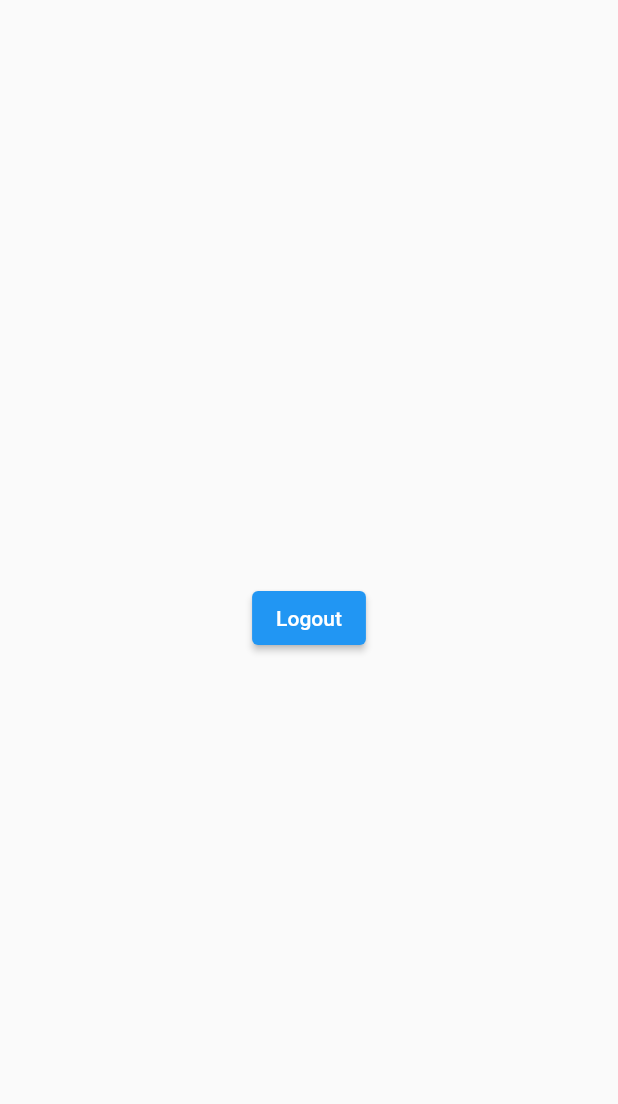
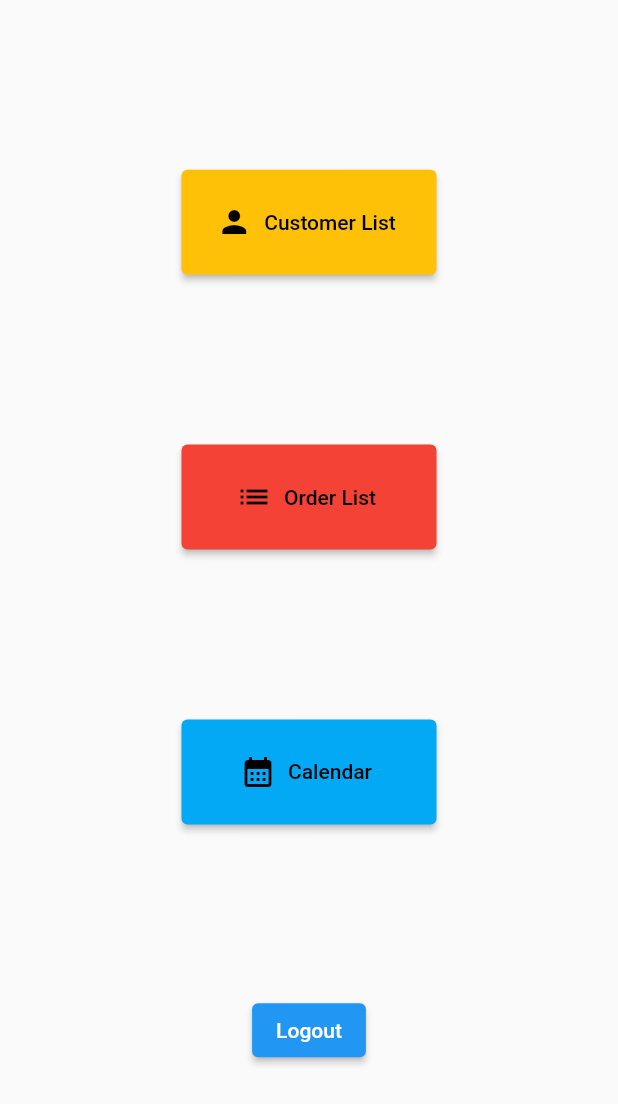
Before and after one commit to melzarjanchico-up/dennis-lechon-crm, a Flutter app: the HomeScreen screen opened directly, on a phone screen of 412 x 824 dp. Shown: the top 1104 px of the screen. Run offline on Flutter 3.47's test engine with Material 2 defaults, Android fonts, the phone set to English and light mode, and no system bars; our stand-ins replace firebase_auth, firebase_core; accounts and stored records are empty.

Commit message:
Update home_screen
added the three buttons

```diff
--- a/dennis_lechon_crm/lib/screens/home_screen.dart
+++ b/dennis_lechon_crm/lib/screens/home_screen.dart
@@ -14,7 +14,40 @@ class _HomeScreenState extends State<HomeScreen> {
   Widget build(BuildContext context) {
     return Scaffold(
       body: Center(
-        child: ElevatedButton(
+        child: Column(
+          mainAxisAlignment: MainAxisAlignment.spaceEvenly,
+          children: [
+            ElevatedButton.icon(
+              onPressed: () {},
+              style: ElevatedButton.styleFrom(
+                primary: Colors.amber,
+                onPrimary: Colors.black,
+                minimumSize: Size(170, 70),
+              ),
+              icon: Icon(Icons.person),
+              label: Text("Customer List"),
+            ),
+            ElevatedButton.icon(
+              onPressed: () {},
+              style: ElevatedButton.styleFrom(
+                primary: Colors.red,
+                onPrimary: Colors.black,
+                minimumSize: Size(170, 70),
+              ),
+              icon: Icon(Icons.list),
+              label: Text("Order List"),
+            ),
+            ElevatedButton.icon(
+              onPressed: () {},
+              style: ElevatedButton.styleFrom(
+                primary: Colors.lightBlue,
+                onPrimary: Colors.black,
+                minimumSize: Size(170, 70),
+              ),
+              icon: Icon(Icons.calendar_month),
+              label: Text("Calendar"),
+            ),
+            ElevatedButton(
               child: Text("Logout"),
               onPressed: () {
                 FirebaseAuth.instance.signOut().then((value) {
@@ -24,6 +57,10 @@ class _HomeScreenState extends State<HomeScreen> {
                 });
               },
             ),
+          ],
+        ),
+        //body: Center(
+        //child:
       ),
     );
   }
```
Lines whose indentation alone changed are shown as unchanged.
